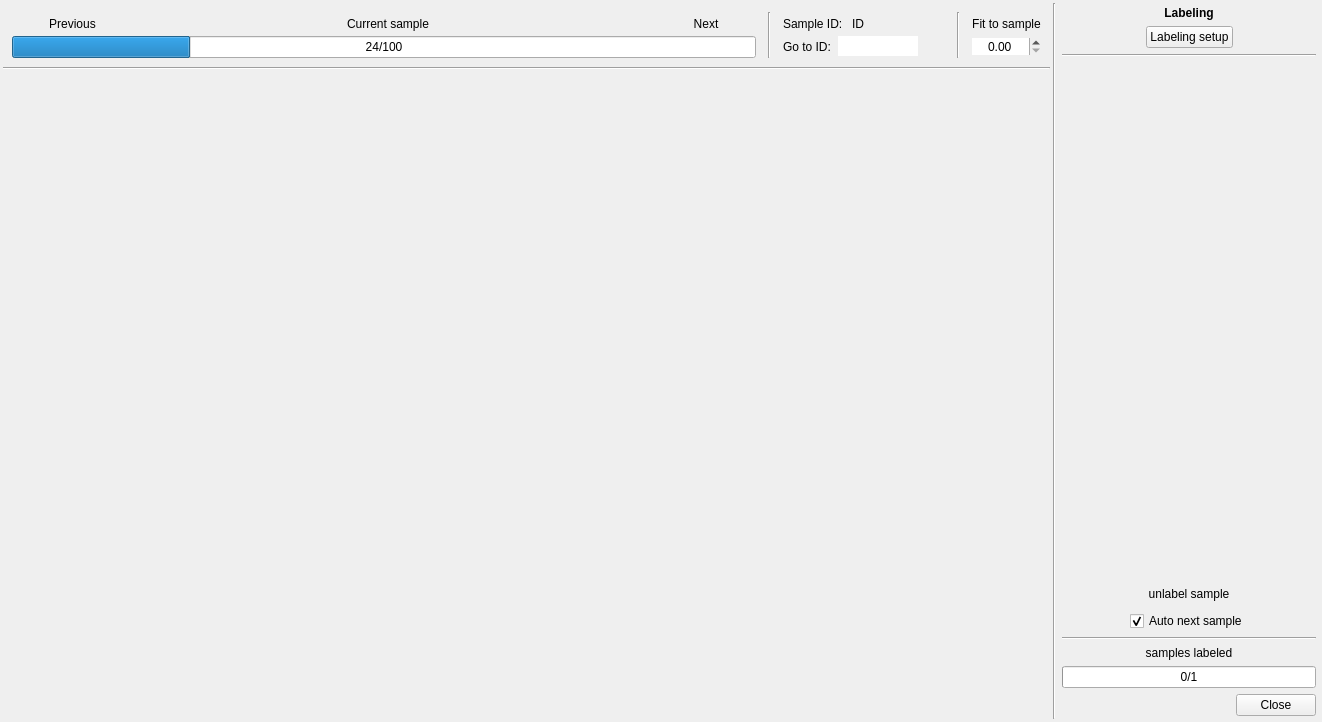
First picture: the form in ui/response_design_window.ui, repository SMByC/AcATaMa, before the edit.
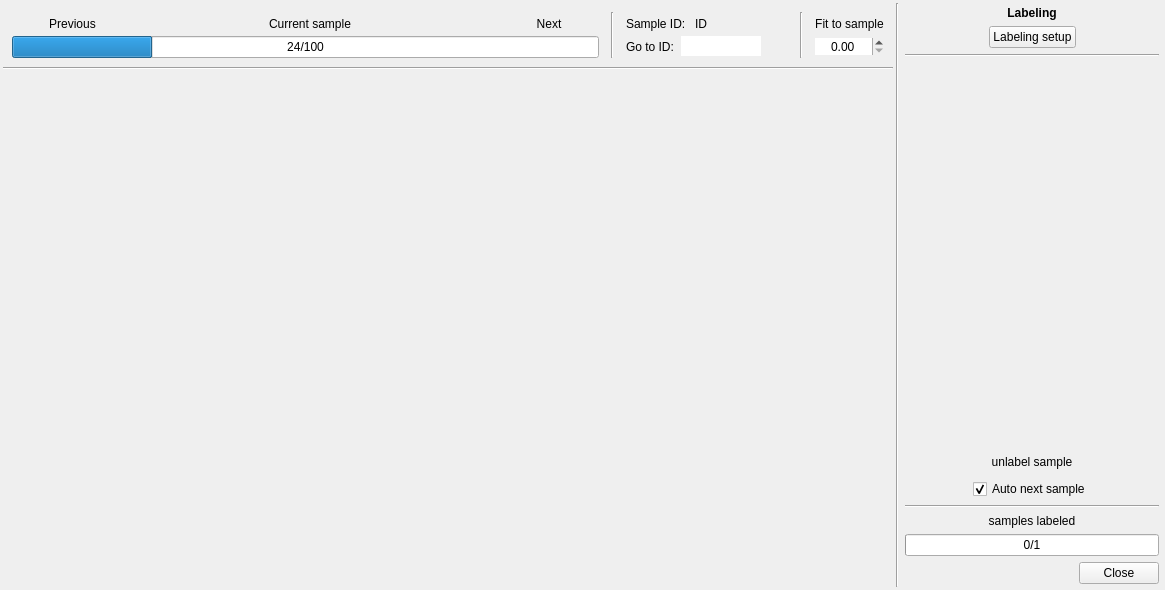
Second picture: the form after the edit. Icons and pictures are not drawn. Custom widgets are drawn as their Qt base class.

Commit message: Improving the UI for the response design window

Patch:
```diff
--- a/ui/response_design_window.ui
+++ b/ui/response_design_window.ui
@@ -6,8 +6,8 @@
    <rect>
     <x>0</x>
     <y>0</y>
-    <width>1322</width>
-    <height>722</height>
+    <width>1165</width>
+    <height>590</height>
    </rect>
   </property>
   <property name="windowTitle">
@@ -188,11 +188,6 @@
                   </item>
                   <item>
                    <widget class="QToolButton" name="currentSample">
-                    <property name="font">
-                     <font>
-                      <pointsize>9</pointsize>
-                     </font>
-                    </property>
                     <property name="toolTip">
                      <string>Go to current sample</string>
                     </property>
@@ -213,11 +208,6 @@
                   </item>
                   <item>
                    <widget class="QLabel" name="statusCurrentSample">
-                    <property name="font">
-                     <font>
-                      <pointsize>9</pointsize>
-                     </font>
-                    </property>
                     <property name="text">
                      <string/>
                     </property>
@@ -241,11 +231,6 @@
                </item>
                <item>
                 <widget class="QToolButton" name="nextSample">
-                 <property name="font">
-                  <font>
-                   <pointsize>9</pointsize>
-                  </font>
-                 </property>
                  <property name="toolTip">
                   <string>Go to the next sample</string>
                  </property>
@@ -269,11 +254,6 @@
                </item>
                <item>
                 <widget class="QToolButton" name="nextSampleNotLabeled">
-                 <property name="font">
-                  <font>
-                   <pointsize>9</pointsize>
-                  </font>
-                 </property>
                  <property name="toolTip">
                   <string>Go to the next sample not labeled</string>
                  </property>
@@ -303,13 +283,6 @@
                 <verstretch>0</verstretch>
                </sizepolicy>
               </property>
-              <property name="font">
-               <font>
-                <pointsize>9</pointsize>
-                <weight>50</weight>
-                <bold>false</bold>
-               </font>
-              </property>
               <property name="toolTip">
                <string>The sampling navigation bar (the order is random)</string>
               </property>
@@ -362,11 +335,6 @@
                </property>
                <item>
                 <widget class="QLabel" name="label_2">
-                 <property name="font">
-                  <font>
-                   <pointsize>9</pointsize>
-                  </font>
-                 </property>
                  <property name="text">
                   <string>Fit to sample</string>
                  </property>
@@ -398,11 +366,6 @@
                </property>
                <item>
                 <widget class="QDoubleSpinBox" name="radiusFitToSample">
-                 <property name="font">
-                  <font>
-                   <pointsize>9</pointsize>
-                  </font>
-                 </property>
                  <property name="frame">
                   <bool>false</bool>
                  </property>
@@ -517,11 +480,6 @@
                </property>
                <item>
                 <widget class="QLabel" name="label_3">
-                 <property name="font">
-                  <font>
-                   <pointsize>9</pointsize>
-                  </font>
-                 </property>
                  <property name="toolTip">
                   <string>The sample ID is the number of identification of the points order in the sampling file.</string>
                  </property>
@@ -532,11 +490,6 @@
                </item>
                <item>
                 <widget class="QLabel" name="Sample_ID">
-                 <property name="font">
-                  <font>
-                   <pointsize>9</pointsize>
-                  </font>
-                 </property>
                  <property name="text">
                   <string>ID</string>
                  </property>
@@ -544,11 +497,6 @@
                </item>
                <item>
                 <widget class="QToolButton" name="QPBtn_OpenInGE">
-                 <property name="font">
-                  <font>
-                   <pointsize>9</pointsize>
-                  </font>
-                 </property>
                  <property name="toolTip">
                   <string>Open the current point in Google Earth (KML)</string>
                  </property>
@@ -587,11 +535,6 @@
                </property>
                <item>
                 <widget class="QLabel" name="label_8">
-                 <property name="font">
-                  <font>
-                   <pointsize>9</pointsize>
-                  </font>
-                 </property>
                  <property name="text">
                   <string>Go to ID: </string>
                  </property>
@@ -611,11 +554,6 @@
                    <height>16777215</height>
                   </size>
                  </property>
-                 <property name="font">
-                  <font>
-                   <pointsize>9</pointsize>
-                  </font>
-                 </property>
                  <property name="toolTip">
                   <string>Enter the sample ID, it is the number of identification of the points order in the sampling file.</string>
                  </property>
@@ -629,11 +567,6 @@
                </item>
                <item>
                 <widget class="QToolButton" name="GoTo_ID_Button">
-                 <property name="font">
-                  <font>
-                   <pointsize>9</pointsize>
-                  </font>
-                 </property>
                  <property name="toolTip">
                   <string>Go to ID set in the box</string>
                  </property>
@@ -732,11 +665,6 @@
             </item>
             <item>
              <widget class="QPushButton" name="QPBtn_LabelingSetup">
-              <property name="font">
-               <font>
-                <pointsize>9</pointsize>
-               </font>
-              </property>
               <property name="toolTip">
                <string>Set the labeling buttons to label the samples</string>
               </property>
@@ -797,7 +725,7 @@
               <x>0</x>
               <y>0</y>
               <width>254</width>
-              <height>397</height>
+              <height>274</height>
              </rect>
             </property>
             <layout class="QVBoxLayout" name="verticalLayout_5">
@@ -905,11 +833,6 @@
             </item>
             <item>
              <widget class="QCheckBox" name="autoNextSample">
-              <property name="font">
-               <font>
-                <pointsize>9</pointsize>
-               </font>
-              </property>
               <property name="toolTip">
                <string>Automatically follows the next sample after clasify the current sample</string>
               </property>
@@ -946,11 +869,6 @@
          </item>
          <item>
           <widget class="QLabel" name="label_6">
-           <property name="font">
-            <font>
-             <pointsize>9</pointsize>
-            </font>
-           </property>
            <property name="text">
             <string>samples labeled</string>
            </property>
@@ -961,11 +879,6 @@
          </item>
          <item>
           <widget class="QProgressBar" name="QPBar_LabelingStatus">
-           <property name="font">
-            <font>
-             <pointsize>9</pointsize>
-            </font>
-           </property>
            <property name="toolTip">
             <string>labeled / total</string>
            </property>
```
Left out of the diff: 10 changed lines with no effect on the pictures. The commit also changes 4 other files.
